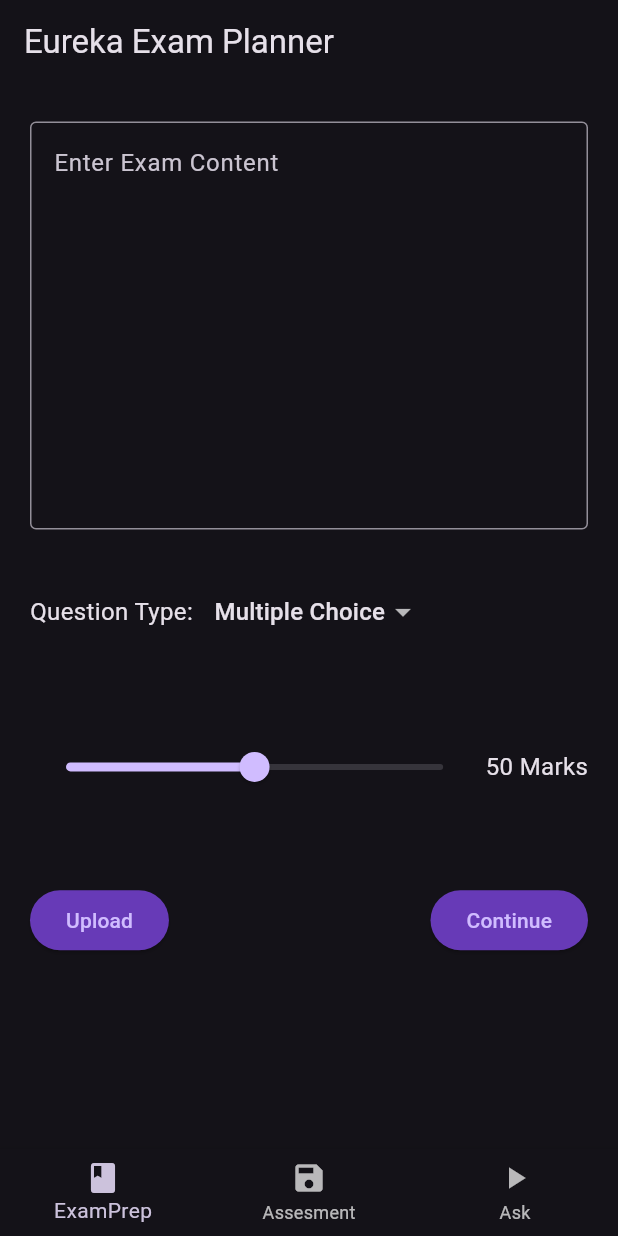
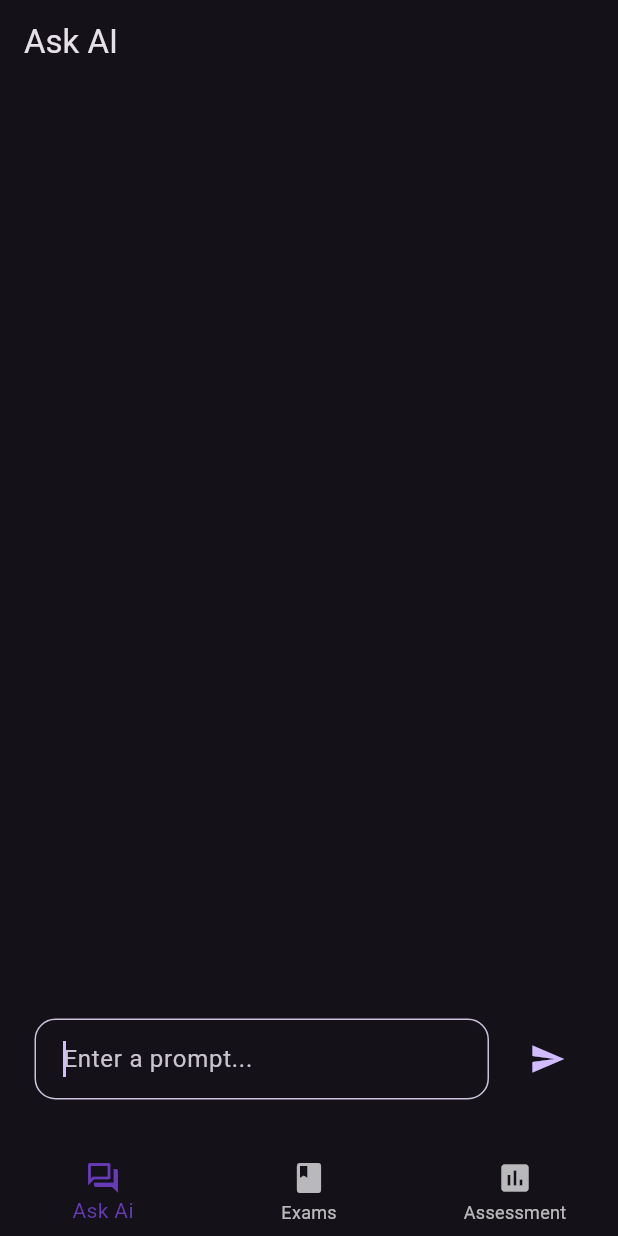
Before and after one commit to rufaromugabe/eureka, a Flutter app: the screen it shows after launch, on a phone screen of 412 x 824 dp. Run offline on Flutter 3.47's test engine with Material 3 defaults, Android fonts, the light colour scheme and no system bars; our stand-ins replace file_picker, flutter_markdown, google_generative_ai; missing offline and left inert: docx_to_text.

Commit message:
More changes

```diff
--- /dev/null
+++ b/lib/Ask.dart
@@ -0,0 +1,245 @@
+import 'package:flutter/material.dart';
+import 'package:flutter_markdown/flutter_markdown.dart';
+import 'package:google_generative_ai/google_generative_ai.dart';
+
+class askAi extends StatefulWidget {
+  const askAi({super.key});
+
+  @override
+  State<askAi> createState() => _askAiState();
+}
+
+class _askAiState extends State<askAi> {
+  String? apiKey;
+
+  @override
+  Widget build(BuildContext context) {
+    return Scaffold(
+        appBar: AppBar(
+          title: Text('Ask AI'),
+        ),
+        body: ChatWidget());
+  }
+}
+
+class ChatWidget extends StatefulWidget {
+  const ChatWidget({super.key});
+
+  final String apiKey = "AIzaSyDRiI5PgPjGCoWOjOZxSf0a5P_6lirLPQc";
+
+  @override
+  State<ChatWidget> createState() => _ChatWidgetState();
+}
+
+class _ChatWidgetState extends State<ChatWidget> {
+  late final GenerativeModel _model;
+  late final ChatSession _chat;
+  final ScrollController _scrollController = ScrollController();
+  final TextEditingController _textController = TextEditingController();
+  final FocusNode _textFieldFocus = FocusNode(debugLabel: 'TextField');
+  bool _loading = false;
+
+  @override
+  void initState() {
+    super.initState();
+    _model = GenerativeModel(
+      model: 'gemini-pro',
+      apiKey: widget.apiKey,
+    );
+    _chat = _model.startChat();
+  }
+
+  void _scrollDown() {
+    WidgetsBinding.instance.addPostFrameCallback(
+      (_) => _scrollController.animateTo(
+        _scrollController.position.maxScrollExtent,
+        duration: const Duration(
+          milliseconds: 750,
+        ),
+        curve: Curves.easeOutCirc,
+      ),
+    );
+  }
+
+  @override
+  Widget build(BuildContext context) {
+    final history = _chat.history.toList();
+    return Padding(
+      padding: const EdgeInsets.all(8.0),
+      child: Column(
+        mainAxisAlignment: MainAxisAlignment.center,
+        crossAxisAlignment: CrossAxisAlignment.start,
+        children: [
+          Expanded(
+            child: ListView.builder(
+              controller: _scrollController,
+              itemBuilder: (context, idx) {
+                final content = history[idx];
+                final text = content.parts
+                    .whereType<TextPart>()
+                    .map<String>((e) => e.text)
+                    .join('');
+                return MessageWidget(
+                  text: text,
+                  isFromUser: content.role == 'user',
+                );
+              },
+              itemCount: history.length,
+            ),
+          ),
+          Padding(
+            padding: const EdgeInsets.symmetric(
+              vertical: 25,
+              horizontal: 15,
+            ),
+            child: Row(
+              children: [
+                Expanded(
+                  child: TextField(
+                    autofocus: true,
+                    focusNode: _textFieldFocus,
+                    decoration:
+                        textFieldDecoration(context, 'Enter a prompt...'),
+                    controller: _textController,
+                    onSubmitted: (String value) {
+                      _sendChatMessage(value);
+                    },
+                  ),
+                ),
+                const SizedBox.square(dimension: 15),
+                if (!_loading)
+                  IconButton(
+                    onPressed: () async {
+                      _sendChatMessage(_textController.text);
+                    },
+                    icon: Icon(
+                      Icons.send,
+                      color: Theme.of(context).colorScheme.primary,
+                    ),
+                  )
+                else
+                  const CircularProgressIndicator(),
+              ],
+            ),
+          ),
+        ],
+      ),
+    );
+  }
+
+  Future<void> _sendChatMessage(String message) async {
+    setState(() {
+      _loading = true;
+    });
+
+    try {
+      final response = await _chat.sendMessage(
+        Content.text(message),
+      );
+      final text = response.text;
+
+      if (text == null) {
+        _showError('Empty response.');
+        return;
+      } else {
+        setState(() {
+          _loading = false;
+          _scrollDown();
+        });
+      }
+    } catch (e) {
+      _showError(e.toString());
+      setState(() {
+        _loading = false;
+      });
+    } finally {
+      _textController.clear();
+      setState(() {
+        _loading = false;
+      });
+      _textFieldFocus.requestFocus();
+    }
+  }
+
+  void _showError(String message) {
+    showDialog(
+      context: context,
+      builder: (context) {
+        return AlertDialog(
+          title: const Text('Something went wrong'),
+          content: SingleChildScrollView(
+            child: Text(message),
+          ),
+          actions: [
+            TextButton(
+              onPressed: () {
+                Navigator.of(context).pop();
+              },
+              child: const Text('OK'),
+            )
+          ],
+        );
+      },
+    );
+  }
+}
+
+class MessageWidget extends StatelessWidget {
+  const MessageWidget({
+    super.key,
+    required this.text,
+    required this.isFromUser,
+  });
+
+  final String text;
+  final bool isFromUser;
+
+  @override
+  Widget build(BuildContext context) {
+    return Row(
+      mainAxisAlignment:
+          isFromUser ? MainAxisAlignment.end : MainAxisAlignment.start,
+      children: [
+        Flexible(
+          child: Container(
+            constraints: const BoxConstraints(maxWidth: 480),
+            decoration: BoxDecoration(
+              color: isFromUser
+                  ? Theme.of(context).colorScheme.primaryContainer
+                  : Theme.of(context).colorScheme.surfaceContainerHighest,
+              borderRadius: BorderRadius.circular(18),
+            ),
+            padding: const EdgeInsets.symmetric(
+              vertical: 15,
+              horizontal: 20,
+            ),
+            margin: const EdgeInsets.only(bottom: 8),
+            child: MarkdownBody(data: text),
+          ),
+        ),
+      ],
+    );
+  }
+}
+
+InputDecoration textFieldDecoration(BuildContext context, String hintText) =>
+    InputDecoration(
+      contentPadding: const EdgeInsets.all(15),
+      hintText: hintText,
+      border: OutlineInputBorder(
+        borderRadius: const BorderRadius.all(
+          Radius.circular(14),
+        ),
+        borderSide: BorderSide(
+          color: Theme.of(context).colorScheme.secondary,
+        ),
+      ),
+      focusedBorder: OutlineInputBorder(
+        borderRadius: const BorderRadius.all(
+          Radius.circular(14),
+        ),
+        borderSide: BorderSide(
+          color: Theme.of(context).colorScheme.secondary,
+        ),
+      ),
+    );
--- /dev/null
+++ b/lib/Assessment.dart
@@ -0,0 +1,20 @@
+import 'package:flutter/material.dart';
+
+class Assessment extends StatefulWidget {
+  const Assessment({super.key});
+
+  @override
+  State<Assessment> createState() => _AssessmentState();
+}
+
+class _AssessmentState extends State<Assessment> {
+  @override
+  Widget build(BuildContext context) {
+    return Scaffold(
+      appBar: AppBar(
+        title: Text('Assessment'),
+      ),
+      body: Center(child: Text('Assessment')),
+    );
+  }
+}
--- a/lib/examscreen.dart
+++ b/lib/examscreen.dart
@@ -1,12 +1,15 @@
 import 'dart:io';
+import 'package:eureka/widgets/custombutton.dart';
+import 'package:eureka/widgets/customdropdown.dart';
 import 'package:path/path.dart' as path;
 import 'package:docx_to_text/docx_to_text.dart';
 import 'package:eureka/examhandler.dart';
 import 'package:flutter/material.dart';
 import 'package:file_picker/file_picker.dart';
 
-double currentSliderValue = 50;
-String dropdownValue = 'Multiple Choice';
+double markSliderValue = 50;
+String typeDropdownValue = 'Multiple Choice';
+String strengthDropdownValue = 'Easy';
 
 class ExamScreen extends StatefulWidget {
   @override
@@ -31,18 +34,32 @@ class _ExamScreenState extends State<ExamScreen> {
         String fileContent = await file.readAsString();
         _controller.text = fileContent;
       } else {
-        _controller.text = 'Unsupported file type';
+        showDialog(
+          context: context,
+          builder: (BuildContext context) {
+            return AlertDialog(
+              title: Text('File Error'),
+              content: Text('Unsupported file type'),
+              actions: <Widget>[
+                TextButton(
+                  child: Text('Close'),
+                  onPressed: () {
+                    Navigator.of(context).pop();
+                  },
+                ),
+              ],
+            );
+          },
+        );
       }
-    } else {
-      // User canceled the picker
-    }
+    } else {}
   }
 
   @override
   build(BuildContext context) {
     return Scaffold(
       appBar: AppBar(
-          title: Text('Eureka Exam Planner'),
+        title: Text('Exam Generator'),
       ),
       body: Padding(
         padding: const EdgeInsets.all(20.0),
@@ -52,47 +69,57 @@ class _ExamScreenState extends State<ExamScreen> {
               height: 5,
             ),
             TextField(
-                maxLines: 10,
+              maxLines: 8,
               controller: _controller,
               decoration: InputDecoration(
-                    hintText: 'Enter Exam Content',
-                    border: OutlineInputBorder()),
+                  hintText: 'Enter Exam Content', border: OutlineInputBorder()),
             ),
             SizedBox(
-                height: 30,
+              height: 40,
             ),
             Row(
               children: [
+                Column(
+                  crossAxisAlignment: CrossAxisAlignment.start,
+                  children: [
                     Text(
-                    'Question Type: ',
+                      'Type: ',
                       style: TextStyle(fontSize: 16),
                     ),
-                  DropdownButton<String>(
-                    value: dropdownValue,
-                    iconSize: 24,
-                    elevation: 16,
-                    padding: EdgeInsets.symmetric(horizontal: 10, vertical: 1),
-                    borderRadius: BorderRadius.all(Radius.circular(20)),
-                    focusColor: Color.fromARGB(255, 1, 4, 19),
-                    dropdownColor: Color.fromARGB(255, 1, 4, 19),
-                    underline: Container(
-                        decoration: BoxDecoration(color: Colors.blue)),
-                    onChanged: (String? newValue) {
-                      setState(() {
-                        dropdownValue = newValue!;
-                      });
-                    },
-                    items: <String>[
+                    CustomDropdown(
+                      value: typeDropdownValue,
+                      items: [
                         'Multiple Choice',
                         'True or False',
                         'Short Answer',
                         'Essay'
-                    ].map<DropdownMenuItem<String>>((String value) {
-                      return DropdownMenuItem<String>(
-                        value: value,
-                        child: Text(value),
-                      );
-                    }).toList(),
+                      ],
+                      onChanged: (String? newValue) {
+                        setState(() {
+                          typeDropdownValue = newValue!;
+                        });
+                      },
+                    )
+                  ],
+                ),
+                Spacer(),
+                Column(
+                  crossAxisAlignment: CrossAxisAlignment.start,
+                  children: [
+                    Text(
+                      'Strength: ',
+                      style: TextStyle(fontSize: 16),
+                    ),
+                    CustomDropdown(
+                      value: strengthDropdownValue,
+                      items: ['Very Easy', 'Easy', 'Hard', 'Very Hard'],
+                      onChanged: (String? newValue) {
+                        setState(() {
+                          strengthDropdownValue = newValue!;
+                        });
+                      },
+                    )
+                  ],
                 ),
               ],
             ),
@@ -102,20 +129,19 @@ class _ExamScreenState extends State<ExamScreen> {
                 children: [
                   Expanded(
                     child: Slider(
-                        value: currentSliderValue,
+                      value: markSliderValue,
                       min: 0,
                       max: 100,
                       divisions: 100,
-                        label: currentSliderValue.round().toString(),
                       onChanged: (double value) {
                         setState(() {
-                            currentSliderValue = value;
+                          markSliderValue = value;
                         });
                       },
                     ),
                   ),
                   Text(
-                      ' ${currentSliderValue.round()} Marks',
+                    ' ${markSliderValue.round()} Marks',
                     style: TextStyle(fontSize: 16),
                   ),
                 ],
@@ -123,16 +149,15 @@ class _ExamScreenState extends State<ExamScreen> {
             ),
             Flexible(
               child: Row(
-                  mainAxisAlignment: MainAxisAlignment.spaceBetween,
+                mainAxisAlignment: MainAxisAlignment.spaceAround,
                 children: [
-                    ElevatedButton(
+                  CustomButton(
+                      text: 'Upload',
                       onPressed: () {
                         pickAndReadFile();
-                        },
-                        style: ElevatedButton.styleFrom(
-                            backgroundColor: Colors.deepPurple),
-                        child: Text('Upload')),
-                    ElevatedButton(
+                      }),
+                  CustomButton(
+                      text: 'Continue',
                       onPressed: () {
                         Navigator.of(context).push(
                           MaterialPageRoute(
@@ -140,29 +165,13 @@ class _ExamScreenState extends State<ExamScreen> {
                                 Examout(text: _controller.text),
                           ),
                         );
-                        },
-                        style: ElevatedButton.styleFrom(
-                            backgroundColor: Colors.deepPurple),
-                        child: Text('Continue')),
+                      })
                 ],
               ),
             ),
           ],
         ),
       ),
-        bottomNavigationBar: BottomNavigationBar(items: [
-          BottomNavigationBarItem(
-            icon: Icon(Icons.book),
-            label: 'ExamPrep',
-          ),
-          BottomNavigationBarItem(
-            icon: Icon(Icons.save),
-            label: 'Assesment',
-          ),
-          BottomNavigationBarItem(
-            icon: Icon(Icons.play_arrow),
-            label: 'Ask',
-          ),
-        ]));
+    );
   }
 }
--- a/lib/main.dart
+++ b/lib/main.dart
@@ -1,21 +1,63 @@
+import 'package:eureka/Ask.dart';
+import 'package:eureka/Assessment.dart';
 import 'package:eureka/examscreen.dart';
 import 'package:flutter/material.dart';
 
 void main() {
-  runApp(const MyApp());
+  runApp(MyApp());
 }
 
-class MyApp extends StatelessWidget {
-  const MyApp({super.key});
+class MyApp extends StatefulWidget {
+  @override
+  _MyAppState createState() => _MyAppState();
+}
 
-  // This widget is the root of your application.
+class _MyAppState extends State<MyApp> {
+  int _currentIndex = 0;
+  final List<Widget> _children = [
+    askAi(),
+    ExamScreen(),
+    Assessment()
+
+    // Add more pages here
+  ];
+
+  void onTabTapped(int index) {
+    setState(() {
+      _currentIndex = index;
+    });
+  }
+
   @override
   Widget build(BuildContext context) {
     return MaterialApp(
       debugShowCheckedModeBanner: false,
-      title: 'AI Exam planner',
       theme: ThemeData.dark(useMaterial3: true),
-      home: ExamScreen(),
+      home: Scaffold(
+        body: IndexedStack(
+          index: _currentIndex,
+          children: _children,
+        ),
+        bottomNavigationBar: BottomNavigationBar(
+          onTap: onTabTapped,
+          selectedItemColor: Colors.deepPurple,
+          currentIndex: _currentIndex,
+          items: [
+            BottomNavigationBarItem(
+              icon: Icon(Icons.question_answer_outlined),
+              label: 'Ask Ai',
+            ),
+            BottomNavigationBarItem(
+              icon: Icon(Icons.book_rounded),
+              label: 'Exams',
+            ),
+            BottomNavigationBarItem(
+              icon: Icon(Icons.assessment),
+              label: 'Assessment',
+            ),
+          ],
+        ),
+      ),
     );
   }
 }
```
Also changed, not shown: lib/examhandler.dart (+19 -5 lines), lib/widgets/custombutton.dart (added, +16 -0 lines), lib/widgets/customdropdown.dart (added, +31 -0 lines). Lines whose indentation alone changed are shown as unchanged.
